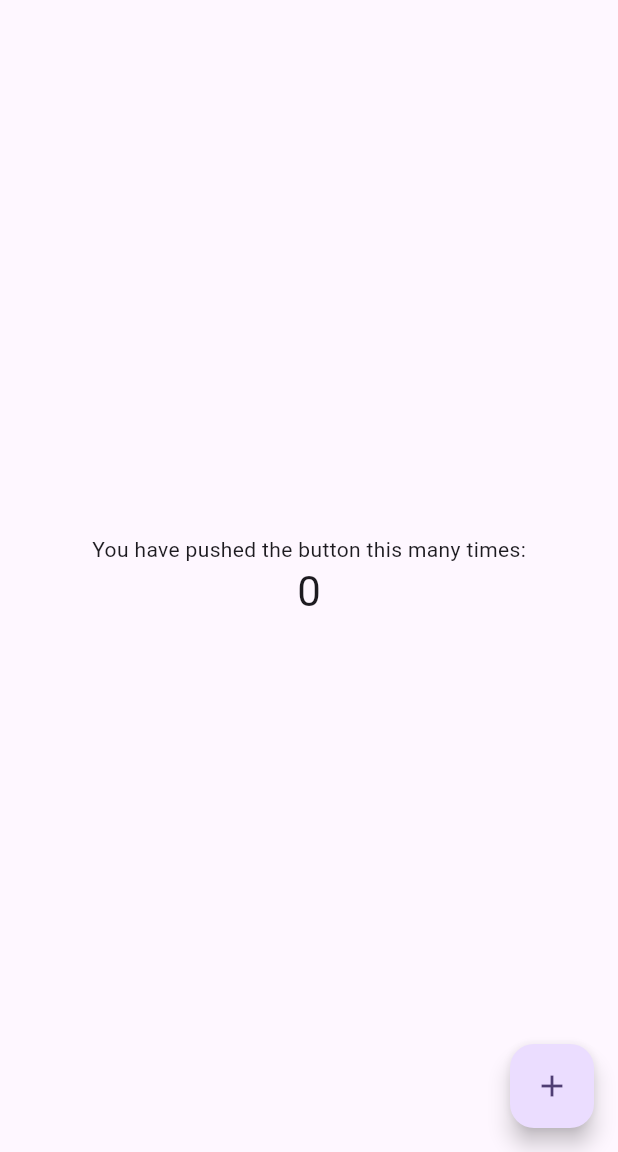
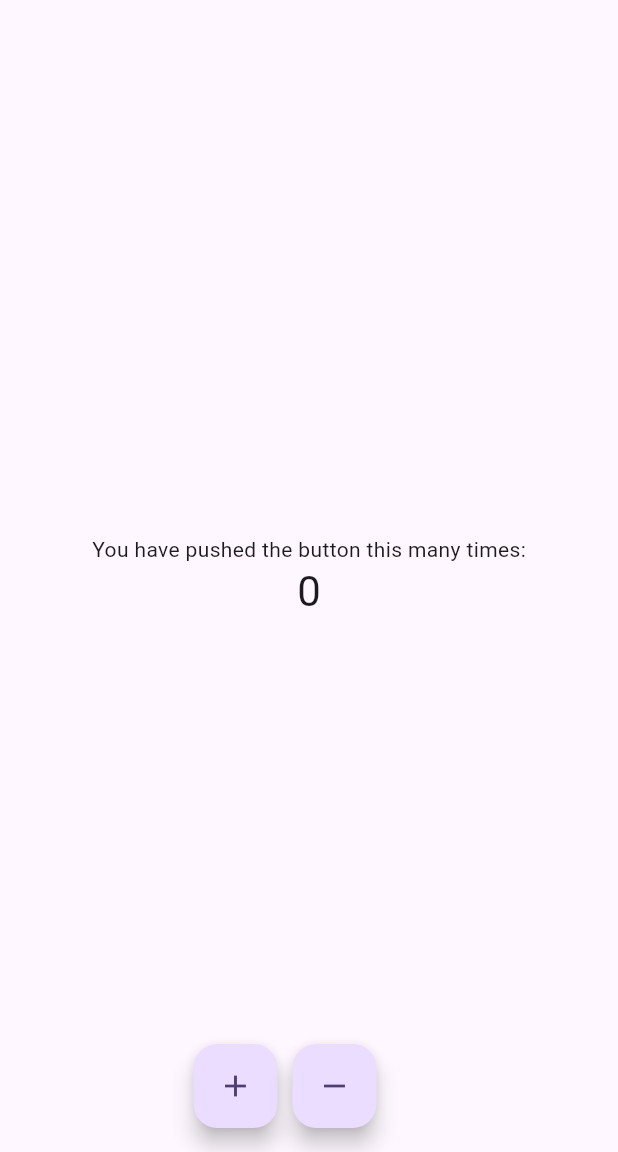
Before and after one commit to khusantoy/bloc-tutorial, a Flutter app: the screen it shows after launch, on a phone screen of 412 x 824 dp, the part 84-1236 px from its top. Run offline on Flutter 3.47's test engine with Material 3 defaults, Android fonts, the phone set to English and light mode, and no system bars; our stand-ins replace flutter_bloc.

```diff
--- a/lib/home_page.dart
+++ b/lib/home_page.dart
@@ -40,12 +40,27 @@ class _MyHomePageState extends State<MyHomePage> {
           ],
         ),
       ),
-      floatingActionButton: FloatingActionButton(
-        onPressed: () {
-          counterCubit.increment();
-        },
-        tooltip: 'Increment',
-        child: const Icon(Icons.add),
+      floatingActionButton: Row(
+        mainAxisAlignment: MainAxisAlignment.center,
+        children: [
+          FloatingActionButton(
+            onPressed: () {
+              counterCubit.increment();
+            },
+            tooltip: 'Increment',
+            child: const Icon(Icons.add),
+          ),
+          const SizedBox(
+            width: 10,
+          ),
+          FloatingActionButton(
+            onPressed: () {
+              counterCubit.decrement();
+            },
+            tooltip: 'Increment',
+            child: const Icon(Icons.remove),
+          ),
+        ],
       ),
     );
   }
```
Also changed, not shown: lib/cubit/counter_cubit.dart (+7 -0 lines).
